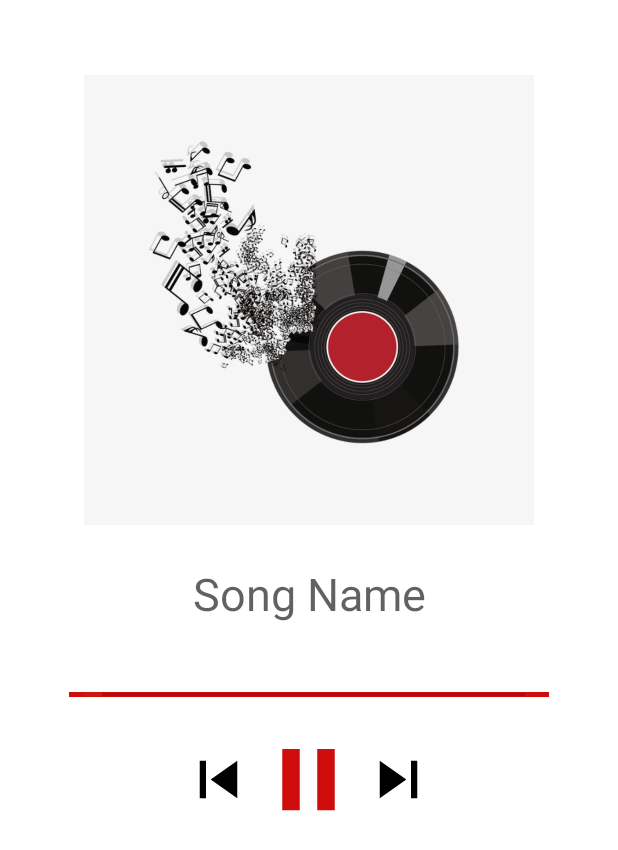
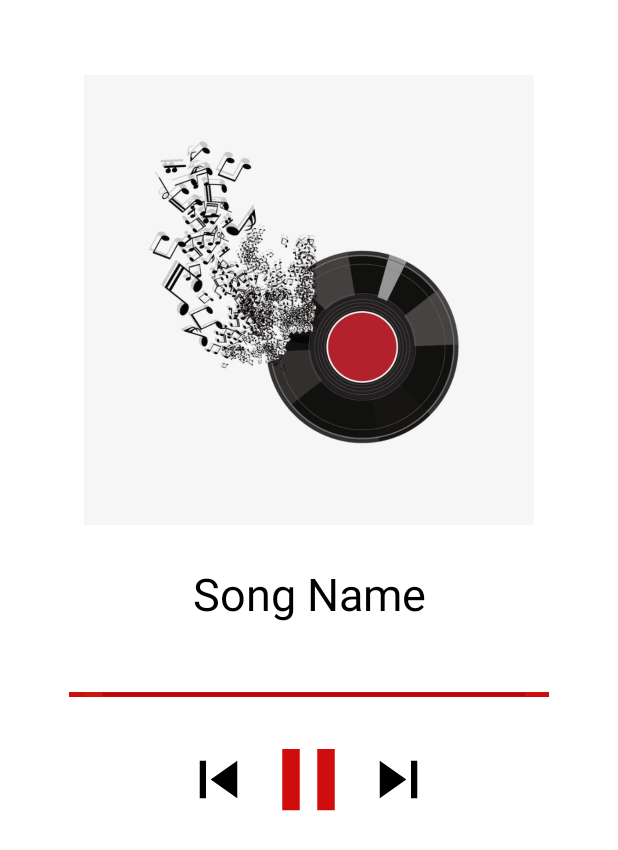
Before and after one commit to omrishi1216/MusicRO, an Android app: the play_music screen opened directly, with no data from a screen before it, on a phone screen of 412 x 824 dp. Shown: the top 850 px of the screen. Run offline under Robolectric (Android 15) with nearby library versions, the phone set to English and light mode, and no system bars; 2 statements that could not run were skipped.

Commit message:
Merge branch 'master' of C:\Users\RISHI\AndroidStudioProjects\MusicRO with conflicts.

```diff
--- a/app/src/main/res/layout/activity_play_music.xml
+++ b/app/src/main/res/layout/activity_play_music.xml
@@ -21,7 +21,6 @@
             android:layout_width="300dp"
             android:layout_height="300dp"
             android:src="@drawable/cd"
-            android:id="@+id/album_art"
              />
 
         <TextView
@@ -29,13 +28,13 @@
             android:layout_height="wrap_content"
             android:layout_marginTop="25dp"
             android:ellipsize="marquee"
-            android:id="@+id/song_name"
             android:marqueeRepeatLimit="marquee_forever"
             android:scrollHorizontally="true"
             android:singleLine="true"
 
+
             android:text="Song Name"
-            android:textColor="#9E000000"
+            android:textColor="#000000"
             android:textAlignment="center"
             android:textSize="30dp" />
 
```
